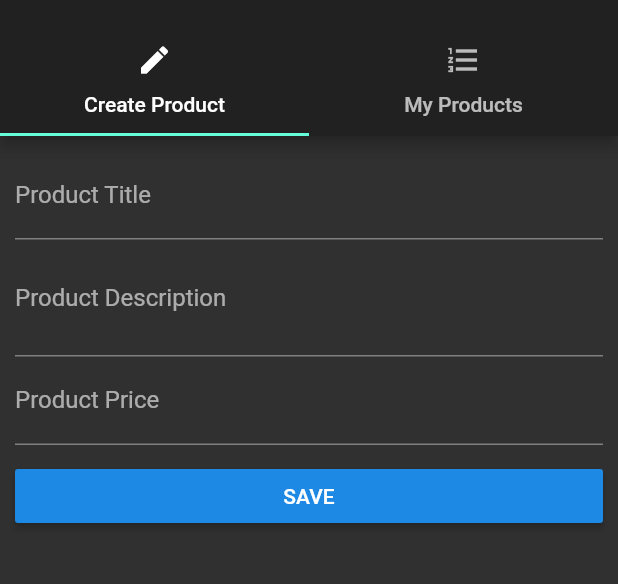
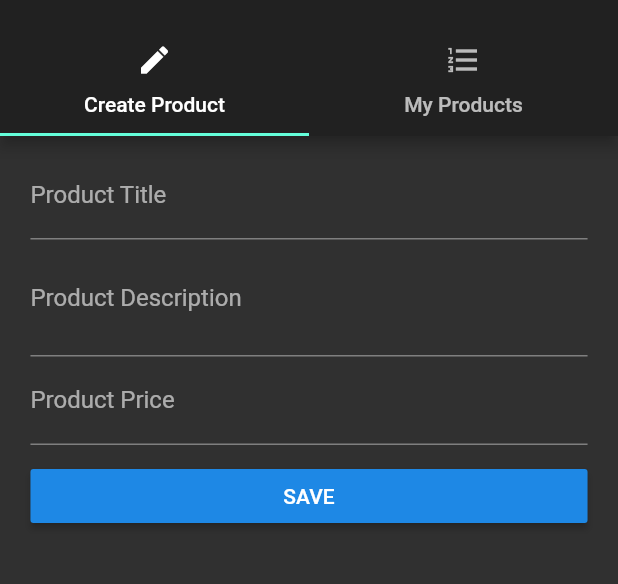
Before and after one commit to AllanJone/flutter_course, a Flutter app: the ProductsAdminPage screen opened by its route, on a phone screen of 412 x 824 dp, the part 59-643 px from its top. Run offline on Flutter 3.47's test engine with Material 2 defaults, Android fonts, the phone set to English and light mode, and no system bars.

Commit message:
Media Query and Gesture Detector

```diff
--- a/lib/pages/product_create.dart
+++ b/lib/pages/product_create.dart
@@ -64,9 +64,13 @@ class _ProductCreatePageState extends State<ProductCreatePage> {
 
   @override
   Widget build(BuildContext context) {
+    final deviceWidth = MediaQuery.of(context).size.width;
+    final targetWidth = deviceWidth > 550.0 ? 500 : deviceWidth * 0.95;
+    final targetPadding = deviceWidth - targetWidth;
     return Container(
       margin: EdgeInsets.all(10.0),
       child: ListView(
+        padding: EdgeInsets.symmetric(horizontal: targetPadding / 2),
         children: <Widget>[
           _buildTitleTextField(),
           _buildDescriptionTextField(),
@@ -78,6 +82,14 @@ class _ProductCreatePageState extends State<ProductCreatePage> {
             child: Text('SAVE'),
             onPressed: _submitForm,
           ),
+          // GestureDetector(
+          //   onTap: _submitForm,
+          //   child: Container(
+          //     color: Colors.lightBlue,
+          //     padding: EdgeInsets.all(5.0),
+          //     child: Text('My Button'),
+          //   ),
+          // ),
         ],
       ),
     );
```
Also changed, not shown: lib/main.dart (+6 -1 lines), lib/pages/auth.dart (+7 -1 lines).
